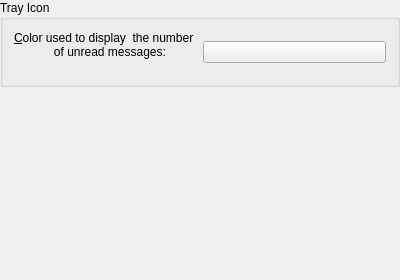
First picture: the form in src/appearancesettingsbase.ui, repository netrunner-debian-kde-extras/kcheckgmail, before the edit.
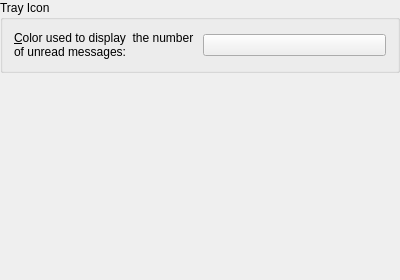
Second picture: the form after the edit. Custom widgets are drawn as their Qt base class.

Commit message:
Fix text alignment in the appearance config form
The string, is now the equal, to the one in the KDE3 version. Less
translation work needed.

What changed in the file:
```diff
--- a/src/appearancesettingsbase.ui
+++ b/src/appearancesettingsbase.ui
@@ -26,11 +26,10 @@
       <item row="0" column="0" >
        <layout class="QHBoxLayout" >
         <item>
-         <widget class="QLabel" name="textLabel1" >
-          <property name="text" >
+         <widget class="QLabel" name="textLabel1">
+          <property name="text">
            <string>&amp;Color used to display  the number
-            of unread messages:
-           </string>
+of unread messages:</string>
           </property>
           <property name="wordWrap" >
            <bool>false</bool>
@@ -73,7 +72,7 @@
    </item>
   </layout>
  </widget>
- <layoutdefault spacing="6" margin="11" />
+ <layoutdefault spacing="6" margin="11"/>
  <pixmapfunction>qPixmapFromMimeSource</pixmapfunction>
  <customwidgets>
   <customwidget>
```
Left out of the diff: 49 changed lines with no effect on the pictures.
